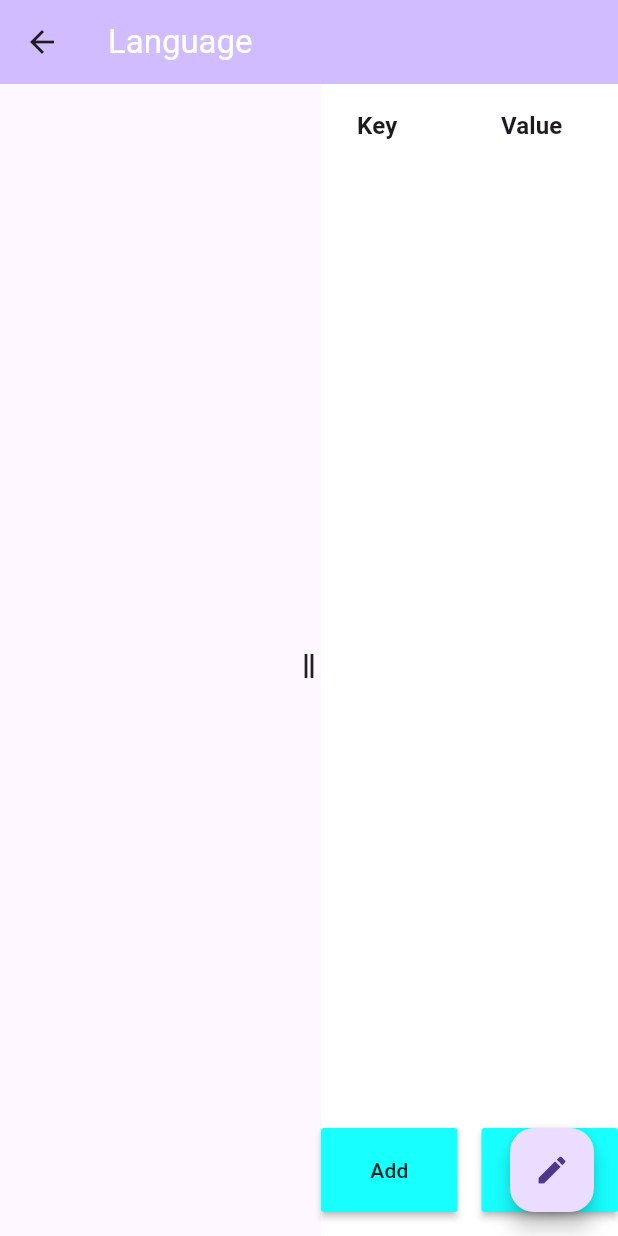
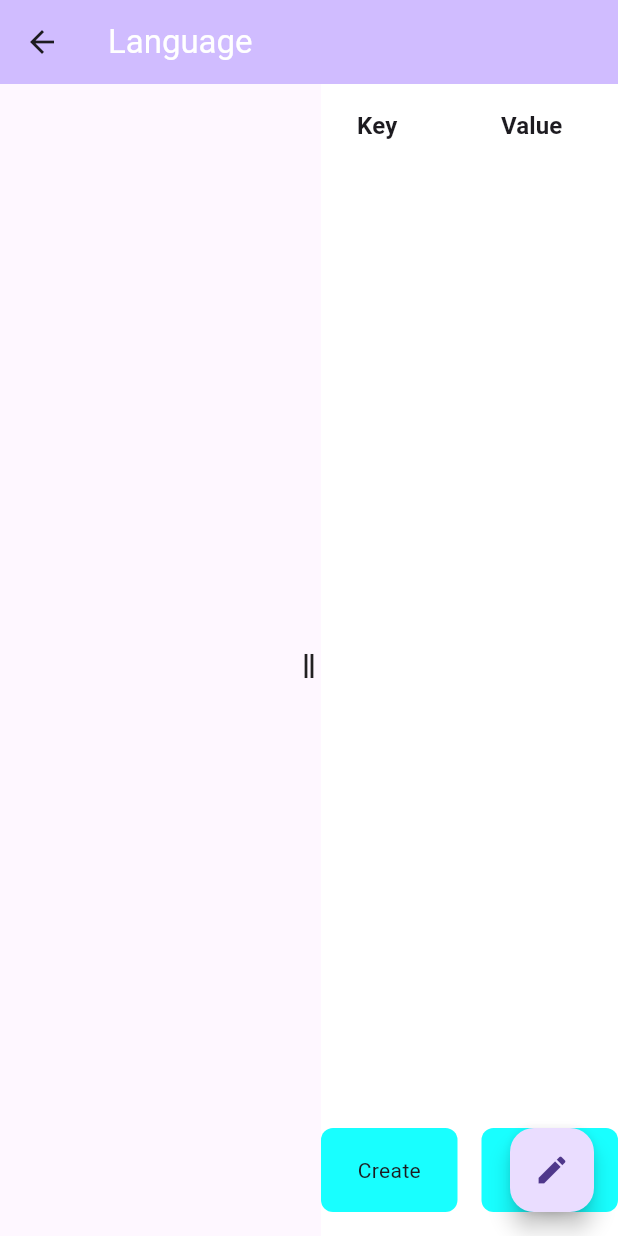
Before and after one commit to nrohpos/translator, a Flutter app: the LanguagePage screen opened by its route, on a phone screen of 412 x 824 dp. Run offline on Flutter 3.47's test engine with Material 3 defaults, Android fonts, the phone set to English and light mode, and no system bars; our stand-ins replace file_picker, get, shimmer, sqflite; missing offline and left inert: file_saver; accounts and stored records are empty.

Commit message:
bind the translate

```diff
--- a/lib/model/keyword/keyword.dart
+++ b/lib/model/keyword/keyword.dart
@@ -1,15 +1,28 @@
 import 'package:translator/extension/string+extension.dart';
 
 class KeyWord {
+  late String id;
   late String key;
   late String value;
 
-  KeyWord.init({this.key = "", this.value = ""});
+  KeyWord.init({this.key = "", this.value = "", this.id = ""});
 
   factory KeyWord.fromMap(Map<String, dynamic> map) {
     return KeyWord.init(
       key: (map["key"] as String?).orEmpty,
       value: (map["value"] as String?).orEmpty,
+      id: (map["id"] as String?).orEmpty,
     );
   }
+
+  dynamic toJson() => {
+        'key': key,
+        'value': value,
+        'id': id,
+      };
+
+  dynamic export() => {
+        'key': key,
+        'value': value,
+      };
 }
--- /dev/null
+++ b/lib/pages/home/event_action.dart
@@ -0,0 +1 @@
+enum EventAction { create, export }
--- a/lib/pages/home/localize_list_view.dart
+++ b/lib/pages/home/localize_list_view.dart
@@ -1,15 +1,20 @@
 import 'package:flutter/material.dart';
 import 'package:translator/pages/Home/header_type.dart';
+import 'package:translator/pages/home/event_action.dart';
+import 'package:translator/pages/home/language_vm.dart';
 
 import '../../model/keyword/keyword.dart';
 
 class LocalizeListView extends StatelessWidget {
   final List<KeyWord> items;
   final Function(KeyWord) onEdit;
+  final Function(EventAction) onEventAction;
 
   const LocalizeListView({
     super.key,
-    required this.items, required this.onEdit,
+    required this.items,
+    required this.onEdit,
+    required this.onEventAction,
   });
 
   @override
@@ -45,7 +50,7 @@ class LocalizeListView extends StatelessWidget {
                           }),
                           DataCell(Text(e.value), showEditIcon: true,
                               onTap: () {
-                                onEdit(e);
+                            onEdit(e);
                           }),
                         ],
                       );
@@ -58,22 +63,36 @@ class LocalizeListView extends StatelessWidget {
             child: Row(
               children: [
                 Expanded(
-                  child: MaterialButton(
-                    height: 56,
-                    color: Colors.cyanAccent,
-                    onPressed: () {},
-                    child: const Text("Add"),
+                  child: GestureDetector(
+                    onTap: () {
+                      onEventAction(EventAction.create);
+                    },
+                    child: Container(
+                      height: 56,
+                      decoration: BoxDecoration(
+                        color: Colors.cyanAccent,
+                        borderRadius: BorderRadius.circular(8),
+                      ),
+                      child: Center(child: const Text("Create")),
+                    ),
                   ),
                 ),
                 const SizedBox(
                   width: 16,
                 ),
                 Expanded(
-                  child: MaterialButton(
-                    onPressed: () {},
-                    color: Colors.cyanAccent,
-                    height: 56,
-                    child: const Text("Export"),
+                  child: GestureDetector(
+                    onTap: () {
+                      onEventAction(EventAction.export);
+                    },
+                    child: Container(
+                      decoration: BoxDecoration(
+                        color: Colors.cyanAccent,
+                        borderRadius: BorderRadius.circular(8),
+                      ),
+                      height: 56,
+                      child: Center(child: const Text("Export")),
+                    ),
                   ),
                 ),
               ],
--- a/lib/pages/import/import_vm.dart
+++ b/lib/pages/import/import_vm.dart
@@ -5,13 +5,14 @@ import 'package:file_picker/file_picker.dart';
 import 'package:get/get.dart';
 import 'package:translator/db/database_helper.dart';
 import 'package:translator/model/keyword/keyword_dao.dart';
-import 'package:translator/pages/import/import_error_type.dart';
 import 'package:uuid/uuid.dart';
 
 class ImportViewModel extends GetxController {
   var isSyncData = false.obs;
   var indicatorAmount = 0.0.obs;
   var isSyncSuccess = false.obs;
+  var isDatabaseEmpty = DatabaseHelper.shared.isDatabaseEmpty.obs;
+
 
   Future<bool> checkData() async {
     return await DatabaseHelper.shared.isTableEmpty(tableName: "localize");
--- a/pubspec.yaml
+++ b/pubspec.yaml
@@ -42,6 +42,7 @@ dependencies:
   file_picker: ^6.1.1
   uuid: ^4.3.3
   collection: ^1.18.0
+  file_saver: ^0.2.11
 
 dev_dependencies:
   flutter_test:
```
Also changed, not shown: lib/db/database_helper.dart (+19 -4 lines), lib/pages/home/language_page.dart (+48 -10 lines), lib/pages/home/language_vm.dart (+65 -2 lines), lib/pages/import/import_page.dart (+26 -3 lines), pubspec.lock, 8 other files.
